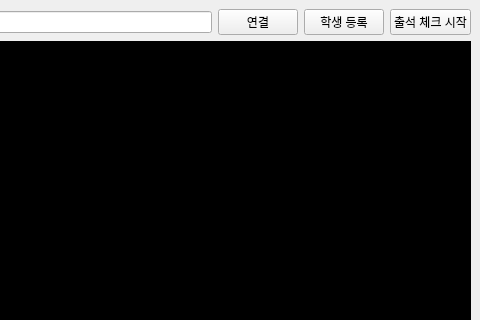
This is mainwindow.ui in et2468/SmartPass as Qt 5 draws it before an edit; both pictures show x 520 to 1000 and y 0 to 320 of the 1000 by 700 pixel window. The edited form follows.
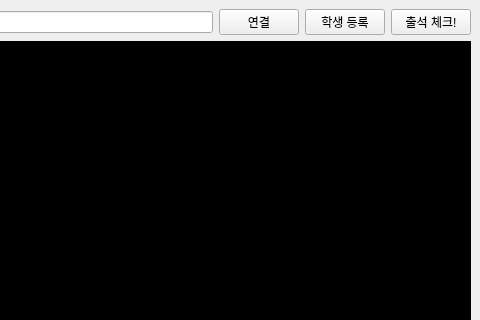
This is the edited form.

```diff
--- a/mainwindow.ui
+++ b/mainwindow.ui
@@ -41,7 +41,7 @@
       <item>
        <widget class="QPushButton" name="btnAttendance">
         <property name="text">
-         <string>출석 체크 시작</string>
+         <string>출석 체크!</string>
         </property>
        </widget>
       </item>
```
